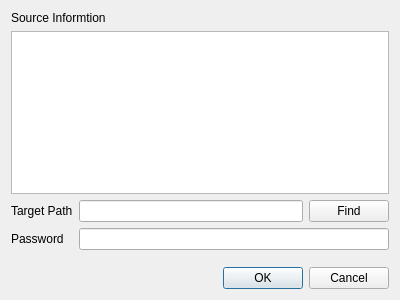
This is CAMan/export_dlg.ui in jykim74/CertMan as Qt 5 draws it before an edit. The edited form follows.
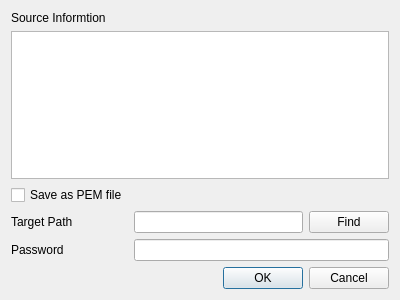
This is the edited form.

```diff
--- a/CAMan/export_dlg.ui
+++ b/CAMan/export_dlg.ui
@@ -14,37 +14,7 @@
    <string>Dialog</string>
   </property>
   <layout class="QGridLayout" name="gridLayout">
-   <item row="2" column="1">
-    <widget class="QLineEdit" name="mPathText"/>
-   </item>
-   <item row="3" column="0">
-    <widget class="QLabel" name="label_3">
-     <property name="text">
-      <string>Password</string>
-     </property>
-    </widget>
-   </item>
-   <item row="2" column="0">
-    <widget class="QLabel" name="label">
-     <property name="text">
-      <string>Target Path</string>
-     </property>
-    </widget>
-   </item>
-   <item row="2" column="2">
-    <widget class="QPushButton" name="mFindBtn">
-     <property name="text">
-      <string>Find</string>
-     </property>
-    </widget>
-   </item>
-   <item row="1" column="0" colspan="3">
-    <widget class="QPlainTextEdit" name="mInfoText"/>
-   </item>
-   <item row="3" column="1" colspan="2">
-    <widget class="QLineEdit" name="mPasswordText"/>
-   </item>
-   <item row="4" column="0">
+   <item row="5" column="0">
     <spacer name="verticalSpacer">
      <property name="orientation">
       <enum>Qt::Vertical</enum>
@@ -57,14 +27,7 @@
      </property>
     </spacer>
    </item>
-   <item row="0" column="0" colspan="2">
-    <widget class="QLabel" name="label_2">
-     <property name="text">
-      <string>Source Informtion</string>
-     </property>
-    </widget>
-   </item>
-   <item row="5" column="1" colspan="2">
+   <item row="6" column="1" colspan="2">
     <widget class="QDialogButtonBox" name="buttonBox">
      <property name="orientation">
       <enum>Qt::Horizontal</enum>
@@ -74,6 +37,50 @@
      </property>
     </widget>
    </item>
+   <item row="3" column="2">
+    <widget class="QPushButton" name="mFindBtn">
+     <property name="text">
+      <string>Find</string>
+     </property>
+    </widget>
+   </item>
+   <item row="3" column="0">
+    <widget class="QLabel" name="label">
+     <property name="text">
+      <string>Target Path</string>
+     </property>
+    </widget>
+   </item>
+   <item row="1" column="0" colspan="3">
+    <widget class="QPlainTextEdit" name="mInfoText"/>
+   </item>
+   <item row="4" column="1" colspan="2">
+    <widget class="QLineEdit" name="mPasswordText"/>
+   </item>
+   <item row="3" column="1">
+    <widget class="QLineEdit" name="mPathText"/>
+   </item>
+   <item row="0" column="0" colspan="2">
+    <widget class="QLabel" name="label_2">
+     <property name="text">
+      <string>Source Informtion</string>
+     </property>
+    </widget>
+   </item>
+   <item row="4" column="0">
+    <widget class="QLabel" name="label_3">
+     <property name="text">
+      <string>Password</string>
+     </property>
+    </widget>
+   </item>
+   <item row="2" column="0">
+    <widget class="QCheckBox" name="mPEMSaveCheck">
+     <property name="text">
+      <string>Save as PEM file</string>
+     </property>
+    </widget>
+   </item>
   </layout>
  </widget>
  <resources/>
```
